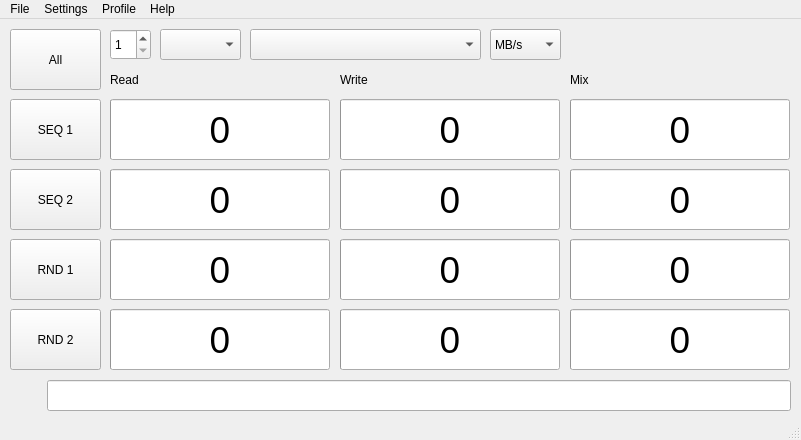
Qt form src/mainwindow.ui (JonMagon/KDiskMark) before a commit.
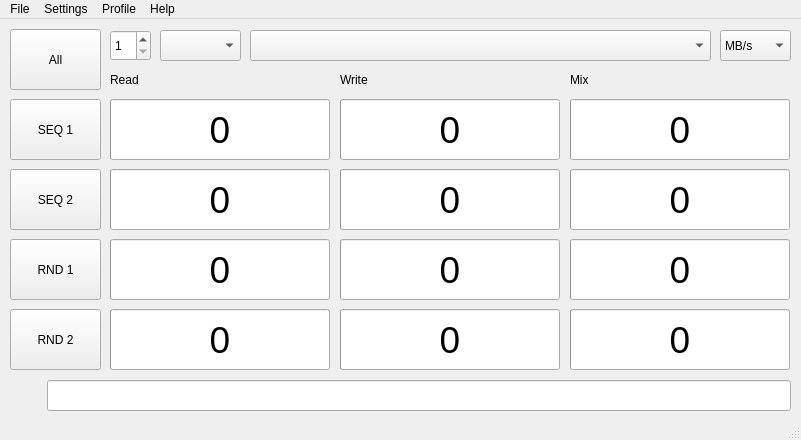
The same form after that commit.

Commit message: QVBoxLayout for objects above bars

Patch:
```diff
--- a/src/mainwindow.ui
+++ b/src/mainwindow.ui
@@ -30,60 +30,6 @@
      <string>All</string>
     </property>
    </widget>
-   <widget class="QSpinBox" name="loopsCount">
-    <property name="enabled">
-     <bool>true</bool>
-    </property>
-    <property name="geometry">
-     <rect>
-      <x>110</x>
-      <y>10</y>
-      <width>41</width>
-      <height>31</height>
-     </rect>
-    </property>
-    <property name="readOnly">
-     <bool>false</bool>
-    </property>
-    <property name="accelerated">
-     <bool>false</bool>
-    </property>
-    <property name="minimum">
-     <number>1</number>
-    </property>
-    <property name="maximum">
-     <number>9</number>
-    </property>
-   </widget>
-   <widget class="QComboBox" name="comboBox_fileSize">
-    <property name="enabled">
-     <bool>true</bool>
-    </property>
-    <property name="geometry">
-     <rect>
-      <x>160</x>
-      <y>10</y>
-      <width>81</width>
-      <height>31</height>
-     </rect>
-    </property>
-   </widget>
-   <widget class="QComboBox" name="comboBox_Dirs">
-    <property name="enabled">
-     <bool>true</bool>
-    </property>
-    <property name="geometry">
-     <rect>
-      <x>250</x>
-      <y>10</y>
-      <width>231</width>
-      <height>31</height>
-     </rect>
-    </property>
-    <property name="editable">
-     <bool>false</bool>
-    </property>
-   </widget>
    <widget class="QPushButton" name="pushButton_SEQ_1">
     <property name="geometry">
      <rect>
@@ -97,39 +43,6 @@
      <string>SEQ 1</string>
     </property>
    </widget>
-   <widget class="QComboBox" name="comboBox_ComparisonField">
-    <property name="enabled">
-     <bool>true</bool>
-    </property>
-    <property name="geometry">
-     <rect>
-      <x>490</x>
-      <y>10</y>
-      <width>71</width>
-      <height>31</height>
-     </rect>
-    </property>
-    <item>
-     <property name="text">
-      <string>MB/s</string>
-     </property>
-    </item>
-    <item>
-     <property name="text">
-      <string>GB/s</string>
-     </property>
-    </item>
-    <item>
-     <property name="text">
-      <string>IOPS</string>
-     </property>
-    </item>
-    <item>
-     <property name="text">
-      <string>μs</string>
-     </property>
-    </item>
-   </widget>
    <widget class="QPushButton" name="pushButton_SEQ_2">
     <property name="geometry">
      <rect>
@@ -707,6 +620,126 @@
      </item>
     </layout>
    </widget>
+   <widget class="QWidget" name="targetLayoutWidget">
+    <property name="geometry">
+     <rect>
+      <x>110</x>
+      <y>10</y>
+      <width>681</width>
+      <height>33</height>
+     </rect>
+    </property>
+    <layout class="QHBoxLayout" name="targetLayout">
+     <property name="spacing">
+      <number>9</number>
+     </property>
+     <item>
+      <widget class="QSpinBox" name="loopsCount">
+       <property name="enabled">
+        <bool>true</bool>
+       </property>
+       <property name="minimumSize">
+        <size>
+         <width>0</width>
+         <height>31</height>
+        </size>
+       </property>
+       <property name="maximumSize">
+        <size>
+         <width>41</width>
+         <height>16777215</height>
+        </size>
+       </property>
+       <property name="readOnly">
+        <bool>false</bool>
+       </property>
+       <property name="accelerated">
+        <bool>false</bool>
+       </property>
+       <property name="minimum">
+        <number>1</number>
+       </property>
+       <property name="maximum">
+        <number>9</number>
+       </property>
+      </widget>
+     </item>
+     <item>
+      <widget class="QComboBox" name="comboBox_fileSize">
+       <property name="enabled">
+        <bool>true</bool>
+       </property>
+       <property name="minimumSize">
+        <size>
+         <width>0</width>
+         <height>31</height>
+        </size>
+       </property>
+       <property name="maximumSize">
+        <size>
+         <width>81</width>
+         <height>16777215</height>
+        </size>
+       </property>
+      </widget>
+     </item>
+     <item>
+      <widget class="QComboBox" name="comboBox_Dirs">
+       <property name="enabled">
+        <bool>true</bool>
+       </property>
+       <property name="minimumSize">
+        <size>
+         <width>0</width>
+         <height>31</height>
+        </size>
+       </property>
+       <property name="editable">
+        <bool>false</bool>
+       </property>
+      </widget>
+     </item>
+     <item>
+      <widget class="QComboBox" name="comboBox_ComparisonField">
+       <property name="enabled">
+        <bool>true</bool>
+       </property>
+       <property name="minimumSize">
+        <size>
+         <width>0</width>
+         <height>31</height>
+        </size>
+       </property>
+       <property name="maximumSize">
+        <size>
+         <width>71</width>
+         <height>16777215</height>
+        </size>
+       </property>
+       <item>
+        <property name="text">
+         <string>MB/s</string>
+        </property>
+       </item>
+       <item>
+        <property name="text">
+         <string>GB/s</string>
+        </property>
+       </item>
+       <item>
+        <property name="text">
+         <string>IOPS</string>
+        </property>
+       </item>
+       <item>
+        <property name="text">
+         <string>μs</string>
+        </property>
+       </item>
+      </widget>
+     </item>
+    </layout>
+   </widget>
   </widget>
   <widget class="QMenuBar" name="menubar">
    <property name="geometry">
```
Left out of the diff: 4 changed lines with no effect on the pictures. The commit also changes 1 other file.
